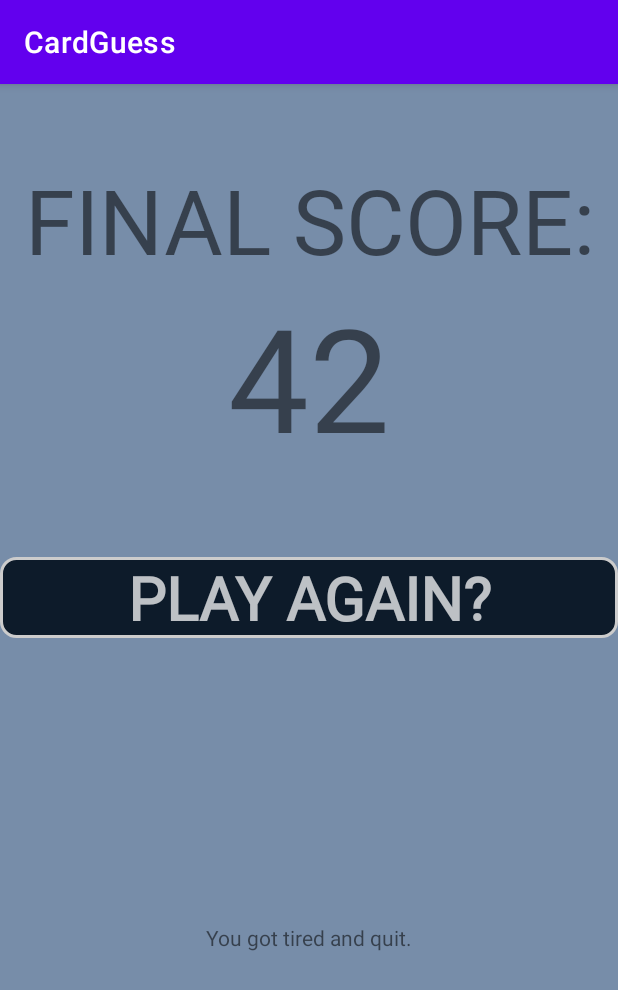
After one commit to braindome/CardGuess, an Android app: the fragment QuitFragment placed in its activity, on a phone screen of 412 x 824 dp. The commit adds this screen. Shown: the top 990 px of the screen. Run offline under Robolectric (Android 15) with nearby library versions, the phone set to English and light mode, and no system bars.

Commit message:
Fragments added. WIP ask Jocke

```diff
--- /dev/null
+++ b/app/src/main/java/com/example/cardguess/QuitFragment.kt
@@ -0,0 +1,18 @@
+package com.example.cardguess
+
+import android.os.Bundle
+import android.view.LayoutInflater
+import android.view.View
+import android.view.ViewGroup
+import androidx.fragment.app.Fragment
+
+class QuitFragment() : Fragment() {
+    override fun onCreateView(
+        inflater: LayoutInflater,
+        container: ViewGroup?,
+        savedInstanceState: Bundle?
+    ): View? {
+        val view = inflater.inflate(R.layout.fragment_quit, container, false)
+        return view
+    }
+}
--- a/app/src/main/res/layout/activity_end.xml
+++ b/app/src/main/res/layout/activity_end.xml
@@ -13,6 +13,7 @@
         android:layout_height="wrap_content"
         android:layout_marginTop="50dp"
         android:fontFamily="@font/unkempt"
+        android:onClick="addLoseFragment"
         android:text="@string/final_score"
         android:textAlignment="center"
         android:textSize="60sp"
@@ -34,7 +35,7 @@
         android:id="@+id/replayButtonView"
         android:layout_width="0dp"
         android:layout_height="wrap_content"
-        android:layout_marginTop="100dp"
+        android:layout_marginTop="56dp"
         android:background="@drawable/rounded_corner_dark"
         android:fontFamily="@font/unkempt"
         android:text="@string/play_again"
@@ -43,6 +44,23 @@
         android:textSize="40sp"
         android:textStyle="bold"
         app:layout_constraintEnd_toEndOf="parent"
+        app:layout_constraintHorizontal_bias="1.0"
         app:layout_constraintStart_toStartOf="parent"
         app:layout_constraintTop_toBottomOf="@+id/scoreValue" />
+
+    <FrameLayout
+        android:id="@+id/container"
+        android:layout_width="0dp"
+        android:layout_height="0dp"
+        android:layout_marginStart="1dp"
+        android:layout_marginTop="1dp"
+        android:layout_marginEnd="1dp"
+        android:layout_marginBottom="1dp"
+        app:layout_constraintBottom_toBottomOf="parent"
+        app:layout_constraintEnd_toEndOf="parent"
+        app:layout_constraintStart_toStartOf="parent"
+        app:layout_constraintTop_toBottomOf="@+id/replayButtonView">
+
+    </FrameLayout>
+
 </androidx.constraintlayout.widget.ConstraintLayout>
--- /dev/null
+++ b/app/src/main/res/layout/fragment_quit.xml
@@ -0,0 +1,17 @@
+<?xml version="1.0" encoding="utf-8"?>
+<androidx.constraintlayout.widget.ConstraintLayout xmlns:android="http://schemas.android.com/apk/res/android"
+    xmlns:app="http://schemas.android.com/apk/res-auto"
+    xmlns:tools="http://schemas.android.com/tools"
+    android:layout_width="match_parent"
+    android:layout_height="match_parent">
+
+    <TextView
+        android:id="@+id/textView4"
+        android:layout_width="wrap_content"
+        android:layout_height="wrap_content"
+        android:text="@string/quit_fragment"
+        app:layout_constraintBottom_toBottomOf="parent"
+        app:layout_constraintEnd_toEndOf="parent"
+        app:layout_constraintStart_toStartOf="parent"
+        app:layout_constraintTop_toTopOf="parent" />
+</androidx.constraintlayout.widget.ConstraintLayout>
--- a/app/src/main/res/values/strings.xml
+++ b/app/src/main/res/values/strings.xml
@@ -9,4 +9,7 @@ Click the button to start playing.</string>
     <string name="current_score">SCORE: </string>
     <string name="history_button">History</string>
     <string name="back_button">BACK</string>
+    <string name="lost_fragment">You ran out of lives.</string>
+    <string name="win_fragment">You made it.</string>
+    <string name="quit_fragment">You got tired and quit.</string>
 </resources>
```
Also changed, not shown: app/src/main/java/com/example/cardguess/EndActivity.kt (+36 -0 lines), app/src/main/java/com/example/cardguess/GameActivity.kt (+8 -3 lines), app/src/main/java/com/example/cardguess/LoseFragment.kt (added, +19 -0 lines), app/src/main/java/com/example/cardguess/WinFragment.kt (added, +20 -0 lines), app/src/main/res/layout/fragment_lose.xml (added, +17 -0 lines), app/src/main/res/layout/fragment_win.xml (added, +17 -0 lines).
